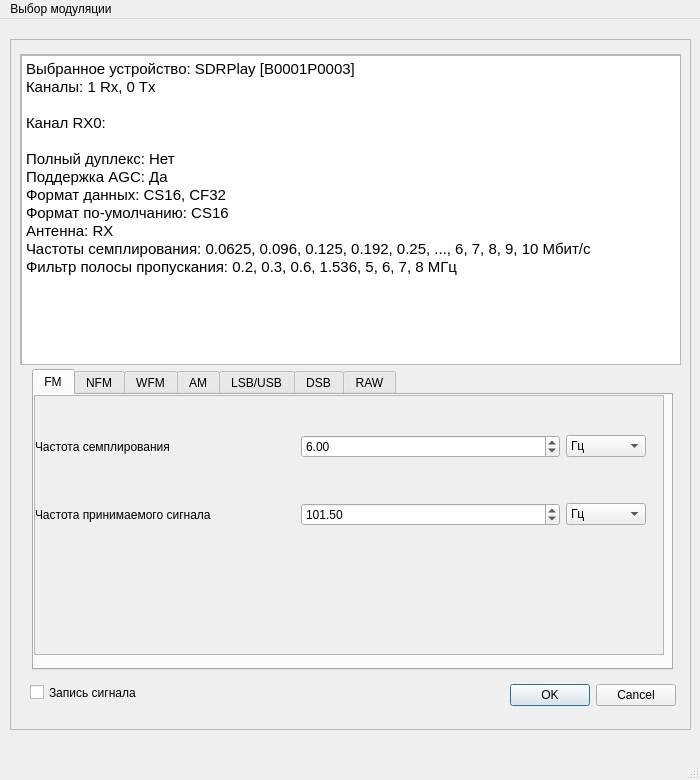
First picture: the form in window_modulation.ui, repository PloticynaEl/SDR, before the edit.
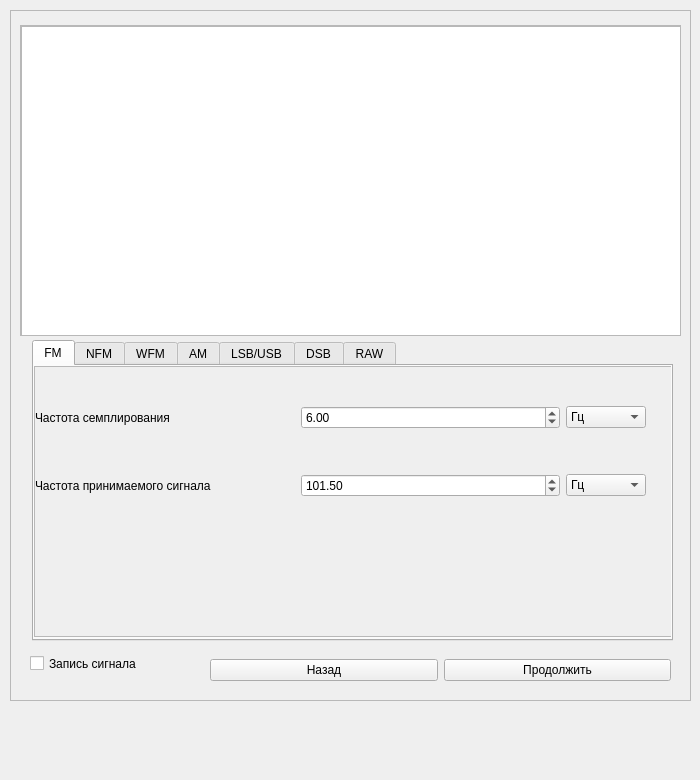
Second picture: the form after the edit.

```diff
--- a/window_modulation.ui
+++ b/window_modulation.ui
@@ -1,7 +1,7 @@
 <?xml version="1.0" encoding="UTF-8"?>
 <ui version="4.0">
- <class>MainWindow</class>
- <widget class="QMainWindow" name="MainWindow">
+ <class>Form</class>
+ <widget class="QWidget" name="Form">
   <property name="geometry">
    <rect>
     <x>0</x>
@@ -13,12 +13,11 @@
   <property name="windowTitle">
    <string>MainWindow</string>
   </property>
-  <widget class="QWidget" name="centralwidget">
    <widget class="QFrame" name="frame">
     <property name="geometry">
      <rect>
       <x>10</x>
-      <y>20</y>
+     <y>10</y>
       <width>681</width>
       <height>691</height>
      </rect>
@@ -53,33 +52,15 @@
         <height>309</height>
        </rect>
       </property>
-      <widget class="QTextBrowser" name="textBrowser">
+     <widget class="QTextEdit" name="textEdit">
        <property name="geometry">
         <rect>
          <x>0</x>
          <y>0</y>
          <width>661</width>
-         <height>311</height>
-        </rect>
-       </property>
-       <property name="html">
-        <string>&lt;!DOCTYPE HTML PUBLIC &quot;-//W3C//DTD HTML 4.0//EN&quot; &quot;http://www.w3.org/TR/REC-html40/strict.dtd&quot;&gt;
-&lt;html&gt;&lt;head&gt;&lt;meta name=&quot;qrichtext&quot; content=&quot;1&quot; /&gt;&lt;style type=&quot;text/css&quot;&gt;
-p, li { white-space: pre-wrap; }
-&lt;/style&gt;&lt;/head&gt;&lt;body style=&quot; font-family:'Ubuntu'; font-size:11pt; font-weight:400; font-style:normal;&quot;&gt;
-&lt;p style=&quot; margin-top:0px; margin-bottom:0px; margin-left:0px; margin-right:0px; -qt-block-indent:0; text-indent:0px;&quot;&gt;Выбранное устройство: SDRPlay [В0001Р0003]&lt;/p&gt;
-&lt;p style=&quot; margin-top:0px; margin-bottom:0px; margin-left:0px; margin-right:0px; -qt-block-indent:0; text-indent:0px;&quot;&gt;Каналы: 1 Rx, 0 Tx&lt;/p&gt;
-&lt;p style=&quot;-qt-paragraph-type:empty; margin-top:0px; margin-bottom:0px; margin-left:0px; margin-right:0px; -qt-block-indent:0; text-indent:0px;&quot;&gt;&lt;br /&gt;&lt;/p&gt;
-&lt;p style=&quot; margin-top:0px; margin-bottom:0px; margin-left:0px; margin-right:0px; -qt-block-indent:0; text-indent:0px;&quot;&gt;Канал RX0:&lt;/p&gt;
-&lt;p style=&quot;-qt-paragraph-type:empty; margin-top:0px; margin-bottom:0px; margin-left:0px; margin-right:0px; -qt-block-indent:0; text-indent:0px;&quot;&gt;&lt;br /&gt;&lt;/p&gt;
-&lt;p style=&quot; margin-top:0px; margin-bottom:0px; margin-left:0px; margin-right:0px; -qt-block-indent:0; text-indent:0px;&quot;&gt;Полный дуплекс: Нет&lt;/p&gt;
-&lt;p style=&quot; margin-top:0px; margin-bottom:0px; margin-left:0px; margin-right:0px; -qt-block-indent:0; text-indent:0px;&quot;&gt;Поддержка AGC: Да&lt;/p&gt;
-&lt;p style=&quot; margin-top:0px; margin-bottom:0px; margin-left:0px; margin-right:0px; -qt-block-indent:0; text-indent:0px;&quot;&gt;Формат данных: CS16, CF32&lt;/p&gt;
-&lt;p style=&quot; margin-top:0px; margin-bottom:0px; margin-left:0px; margin-right:0px; -qt-block-indent:0; text-indent:0px;&quot;&gt;Формат по-умолчанию: CS16&lt;/p&gt;
-&lt;p style=&quot; margin-top:0px; margin-bottom:0px; margin-left:0px; margin-right:0px; -qt-block-indent:0; text-indent:0px;&quot;&gt;Антенна: RX&lt;/p&gt;
-&lt;p style=&quot; margin-top:0px; margin-bottom:0px; margin-left:0px; margin-right:0px; -qt-block-indent:0; text-indent:0px;&quot;&gt;Частоты семплирования: 0.0625, 0.096, 0.125, 0.192, 0.25, ..., 6, 7, 8, 9, 10 Мбит/с&lt;/p&gt;
-&lt;p style=&quot; margin-top:0px; margin-bottom:0px; margin-left:0px; margin-right:0px; -qt-block-indent:0; text-indent:0px;&quot;&gt;Фильтр полосы пропускания: 0.2, 0.3, 0.6, 1.536, 5, 6, 7, 8 МГц&lt;/p&gt;&lt;/body&gt;&lt;/html&gt;</string>
-       </property>
+        <height>321</height>
+       </rect>
+      </property>
       </widget>
      </widget>
     </widget>
@@ -104,8 +85,8 @@
         <rect>
          <x>0</x>
          <y>0</y>
-         <width>630</width>
-         <height>260</height>
+        <width>641</width>
+        <height>271</height>
         </rect>
        </property>
        <property name="widgetResizable">
@@ -116,8 +97,8 @@
          <rect>
           <x>0</x>
           <y>0</y>
-          <width>628</width>
-          <height>258</height>
+         <width>639</width>
+         <height>269</height>
          </rect>
         </property>
         <widget class="QWidget" name="gridLayoutWidget">
@@ -275,22 +256,6 @@
       </attribute>
      </widget>
     </widget>
-    <widget class="QDialogButtonBox" name="buttonBox_2">
-     <property name="geometry">
-      <rect>
-       <x>490</x>
-       <y>640</y>
-       <width>176</width>
-       <height>32</height>
-      </rect>
-     </property>
-     <property name="standardButtons">
-      <set>QDialogButtonBox::Cancel|QDialogButtonBox::Ok</set>
-     </property>
-     <property name="centerButtons">
-      <bool>false</bool>
-     </property>
-    </widget>
     <widget class="QCheckBox" name="checkBox">
      <property name="geometry">
       <rect>
@@ -304,25 +269,33 @@
       <string>Запись сигнала</string>
      </property>
     </widget>
-   </widget>
-  </widget>
-  <widget class="QMenuBar" name="menubar">
+   <widget class="QWidget" name="horizontalLayoutWidget">
    <property name="geometry">
     <rect>
-     <x>0</x>
-     <y>0</y>
-     <width>700</width>
-     <height>30</height>
-    </rect>
-   </property>
-   <widget class="QMenu" name="menu">
-    <property name="title">
-     <string>Выбор модуляции</string>
-    </property>
-   </widget>
-   <addaction name="menu"/>
-  </widget>
-  <widget class="QStatusBar" name="statusbar"/>
+      <x>200</x>
+      <y>640</y>
+      <width>461</width>
+      <height>41</height>
+     </rect>
+    </property>
+    <layout class="QHBoxLayout" name="horizontalLayout">
+     <item>
+      <widget class="QPushButton" name="pushButton_2">
+       <property name="text">
+        <string>Назад</string>
+       </property>
+      </widget>
+     </item>
+     <item>
+      <widget class="QPushButton" name="pushButton">
+       <property name="text">
+        <string>Продолжить</string>
+       </property>
+      </widget>
+     </item>
+    </layout>
+   </widget>
+  </widget>
  </widget>
  <resources/>
  <connections/>
```
Left out of the diff: 2 changed lines with no effect on the pictures. Lines whose indentation alone changed are shown as unchanged.
